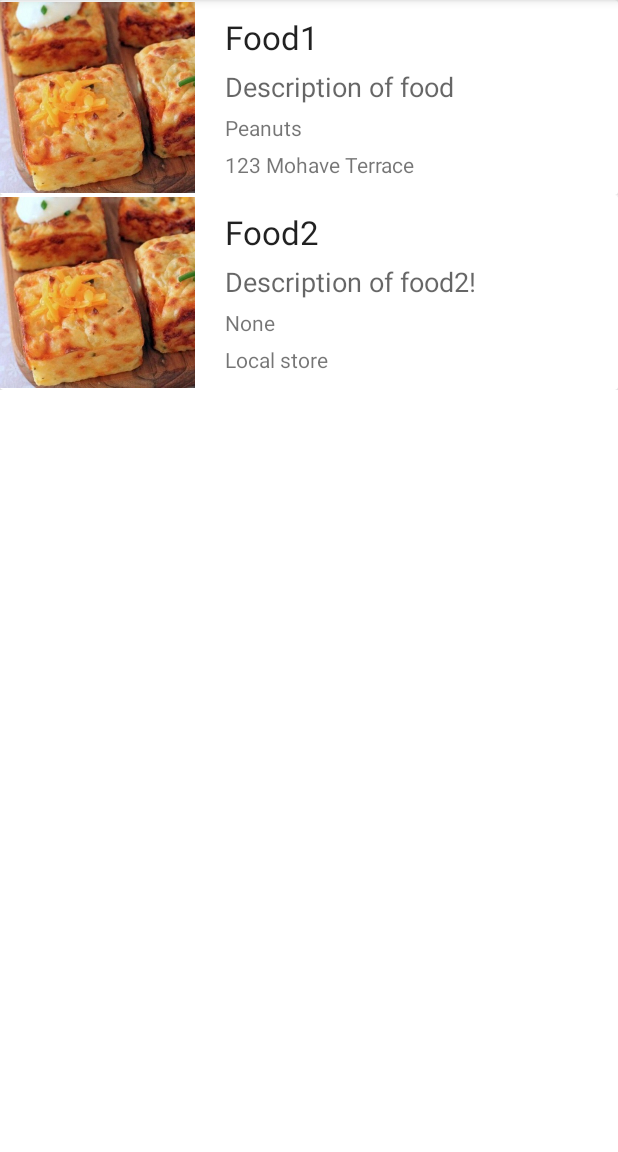
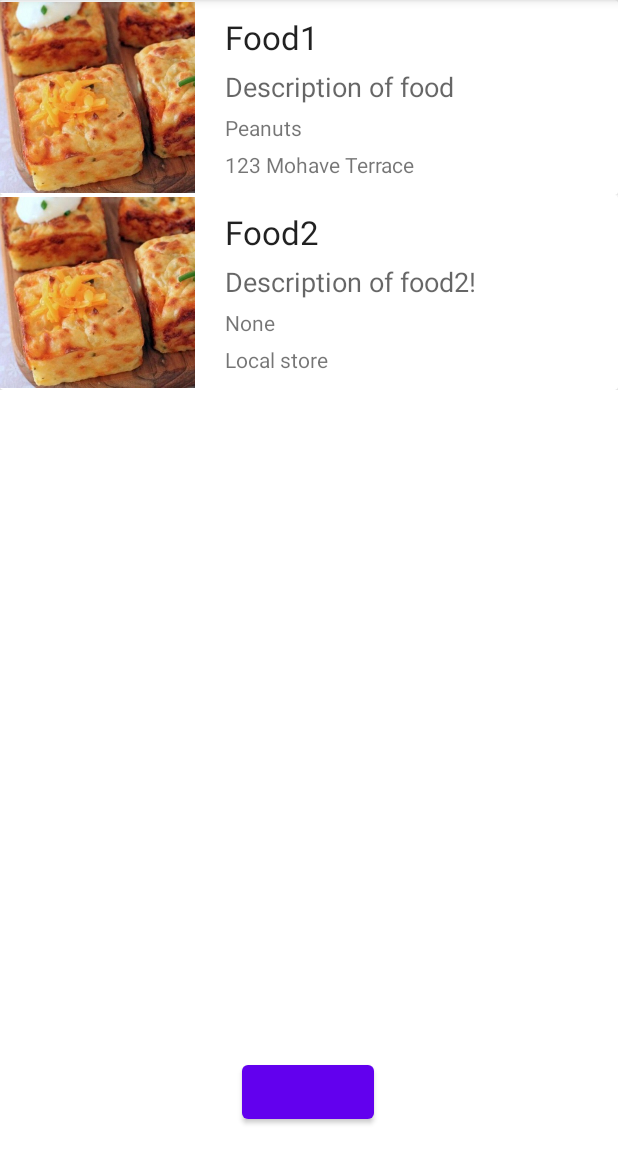
Before and after one commit to ellenzul/Technovation-Project, an Android app: the screen it shows after launch (MainActivity), on a phone screen of 412 x 824 dp, the part 84-1236 px from its top. Run offline under Robolectric (Android 15) with nearby library versions, the phone set to English and light mode, and no system bars; libraries missing offline, so code that uses them is left out: org.parceler.

Commit message:
New Commit

```diff
--- a/app/src/main/AndroidManifest.xml
+++ b/app/src/main/AndroidManifest.xml
@@ -9,6 +9,7 @@
         android:roundIcon="@mipmap/ic_launcher_round"
         android:supportsRtl="true"
         android:theme="@style/Theme.FoodShare">
+        <activity android:name=".AddActivity"></activity>
         <activity android:name=".MainActivity">
             <intent-filter>
                 <action android:name="android.intent.action.MAIN" />
--- a/app/src/main/java/com/example/foodshare/MainActivity.java
+++ b/app/src/main/java/com/example/foodshare/MainActivity.java
@@ -4,29 +4,43 @@ import androidx.appcompat.app.AppCompatActivity;
 import androidx.recyclerview.widget.LinearLayoutManager;
 import androidx.recyclerview.widget.RecyclerView;
 
+import android.content.Intent;
 import android.graphics.BitmapFactory;
 import android.os.Bundle;
+import android.view.View;
+import android.widget.Button;
 
 import java.util.ArrayList;
 
 import com.example.foodshare.models.TaskItem;
+import com.google.android.material.floatingactionbutton.FloatingActionButton;
 
 public class MainActivity extends AppCompatActivity {
     private ArrayList<TaskItem> foodList;
     private RecyclerView itemsRecyclerView;
     private ItemAdapter itemAdapter;
+    private Button addButton;
 
     @Override
     protected void onCreate(Bundle savedInstanceState) {
         super.onCreate(savedInstanceState);
         setContentView(R.layout.activity_main);
 
+        addButton = (Button) findViewById(R.id.addButton);
+        addButton.setOnClickListener(new View.OnClickListener() {
+            @Override
+            public void onClick(View view) {
+
+                openactivity_add();
+            }
+        });
+
         foodList = new ArrayList<>();
         TaskItem fakeItem = new TaskItem("Food1", "Description of food", "Peanuts", "123 Mohave Terrace");
-        fakeItem.image = BitmapFactory.decodeResource(this.getResources(),R.drawable.foodimage);
+        fakeItem.image = BitmapFactory.decodeResource(this.getResources(), R.drawable.foodimage);
         foodList.add(fakeItem);
         TaskItem fakeItem2 = new TaskItem("Food2", "Description of food2!", "None", "Local store");
-        fakeItem2.image = BitmapFactory.decodeResource(this.getResources(),R.drawable.foodimage);
+        fakeItem2.image = BitmapFactory.decodeResource(this.getResources(), R.drawable.foodimage);
         foodList.add(fakeItem2);
 
 
@@ -35,4 +49,10 @@ public class MainActivity extends AppCompatActivity {
         itemAdapter = new ItemAdapter(foodList);
         itemsRecyclerView.setAdapter(itemAdapter);
     }
+
+    public void openactivity_add() {
+        Intent intent = new Intent(this, AddActivity.class);
+        startActivity(intent);
+    }
+
 }
--- a/app/src/main/res/layout/activity_main.xml
+++ b/app/src/main/res/layout/activity_main.xml
@@ -12,8 +12,24 @@
         android:layout_height="match_parent"
         app:layout_constraintBottom_toBottomOf="parent"
         app:layout_constraintEnd_toEndOf="parent"
-        app:layout_constraintHorizontal_bias="0.0"
+        app:layout_constraintHorizontal_bias="1.0"
         app:layout_constraintStart_toStartOf="parent"
         app:layout_constraintTop_toTopOf="parent"
         app:layout_constraintVertical_bias="0.0" />
+
+
+    <Button
+        android:id="@+id/addButton"
+        android:layout_width="wrap_content"
+        android:layout_height="wrap_content"
+        android:layout_marginBottom="16dp"
+        android:clickable="true"
+        android:contentDescription="@string/add_item"
+        android:focusable="true"
+        android:tint="@android:color/white"
+        app:layout_constraintBottom_toBottomOf="parent"
+        app:layout_constraintEnd_toEndOf="parent"
+        app:layout_constraintHorizontal_bias="0.498"
+        app:layout_constraintStart_toStartOf="parent" />
+
 </androidx.constraintlayout.widget.ConstraintLayout>
--- a/app/src/main/res/values/strings.xml
+++ b/app/src/main/res/values/strings.xml
@@ -2,4 +2,10 @@
     <string name="app_name">FoodShare</string>
     <string name="todo">TODO</string>
     <string name="textview">TextView</string>
+    <string name="add_item">Add Item</string>
+    <string name="tvAddTask">Add a Task</string>
+    <string name="attach_an_image">Add Image</string>
+    <string name="description">Description</string>
+    <string name="title">Food Name</string>
+    <string name="add_a_task">Add New Food Details</string>
 </resources>
```
Also changed, not shown: app/src/main/java/com/example/foodshare/AddActivity.java (added, +14 -0 lines), app/src/main/res/layout/activity_add.xml (added, +89 -0 lines).
